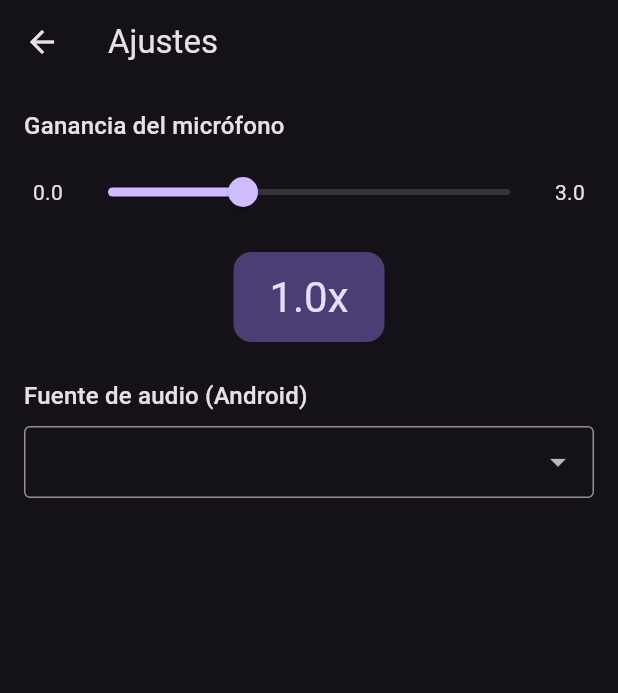
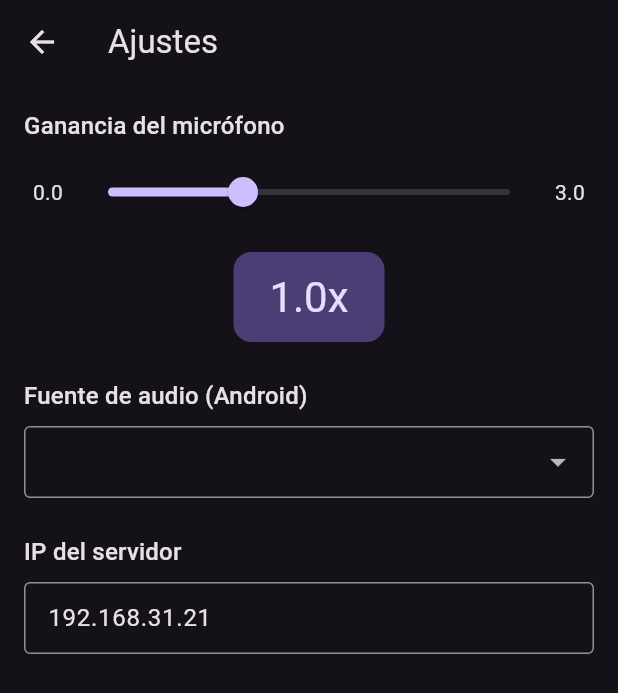
Before and after one commit to lutgaru/Sinsajo, a Flutter app: the screen it shows after launch, after a tap on the "settings" icon, on a phone screen of 412 x 824 dp. Shown: the top 693 px of the screen. Run offline on Flutter 3.47's test engine with Material 3 defaults, Android fonts, the light colour scheme and no system bars; our stand-ins replace flutter_riverpod, wakelock_plus; missing offline and left inert: record, vad; network calls fail; statements that could not run were skipped.

Commit message:
Add configurable IP server address to settings
- Add ipAddress field to SettingsState with default value '192.168.31.21'
- Add IP server text field to settings screen UI
- Remove hardcoded kWsUrl constant, read from settings instead

```diff
--- a/sinsajo_client/lib/providers/transcription_provider.dart
+++ b/sinsajo_client/lib/providers/transcription_provider.dart
@@ -5,8 +5,6 @@ import 'package:flutter_riverpod/flutter_riverpod.dart';
 import '../services/audio_service.dart';
 import '../services/ws_service.dart';
 import 'settings_provider.dart';
-
-const String kWsUrl = 'ws://192.168.31.21:8765';
 
 class TranscriptionState {
   final bool isRecording;
@@ -47,7 +45,8 @@ class TranscriptionNotifier extends Notifier<TranscriptionState> {
 
   @override
   TranscriptionState build() {
-    _ws    = WsService(url: kWsUrl);
+    final settings = ref.read(settingsProvider);
+    _ws    = WsService(url: 'ws://${settings.ipAddress}:8765');
     _audio = AudioService();
 
     _ws.connect();
--- a/sinsajo_client/lib/screens/settings_screen.dart
+++ b/sinsajo_client/lib/screens/settings_screen.dart
@@ -102,6 +102,24 @@ class SettingsScreen extends ConsumerWidget {
                 }
               },
             ),
+            const SizedBox(height: 24),
+            Text(
+              'IP del servidor',
+              style: Theme.of(context).textTheme.titleMedium,
+            ),
+            const SizedBox(height: 8),
+            TextFormField(
+              initialValue: settings.ipAddress,
+              decoration: const InputDecoration(
+                border: OutlineInputBorder(),
+                contentPadding: EdgeInsets.symmetric(horizontal: 12, vertical: 8),
+                hintText: '192.168.31.21',
+              ),
+              keyboardType: TextInputType.url,
+              onChanged: (value) {
+                ref.read(settingsProvider.notifier).setIpAddress(value);
+              },
+            ),
           ],
         ),
       ),
```
Also changed, not shown: sinsajo_client/lib/providers/settings_provider.dart (+8 -1 lines).
